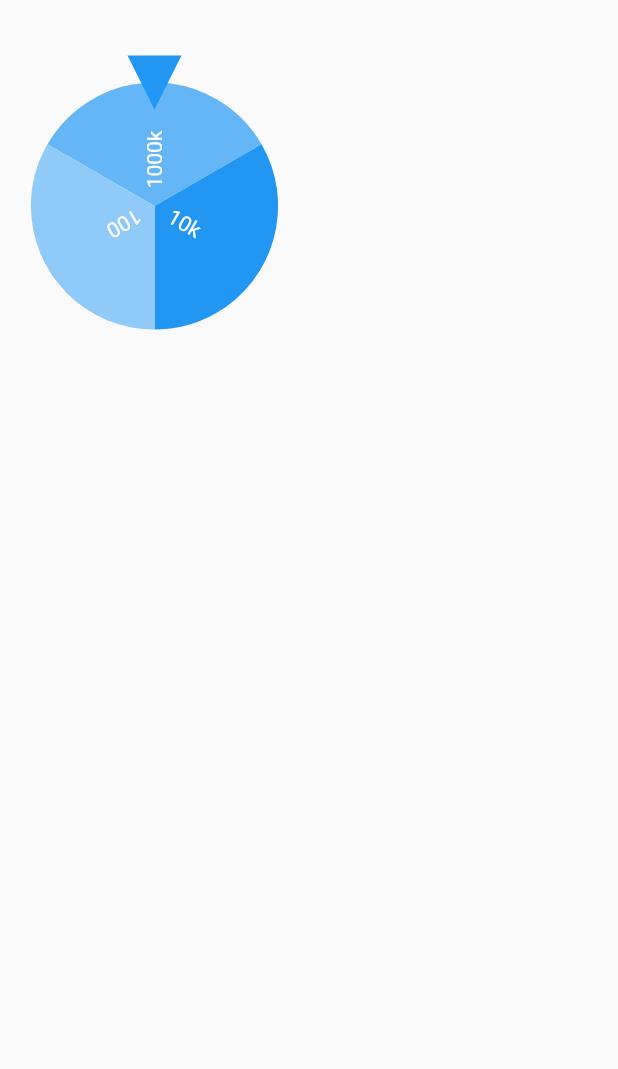
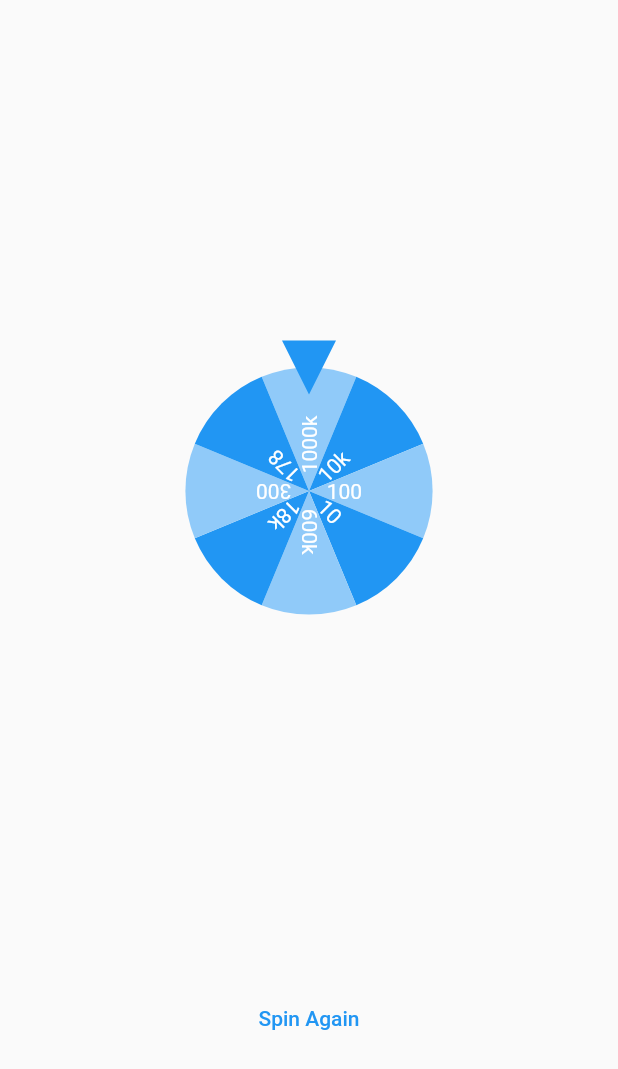
Before and after one commit to thetechgirlgita/Flutter_Alarm, a Flutter app: the spinWheel screen opened directly, on a phone screen of 412 x 824 dp. Shown: the top 1069 px of the screen. Run offline on Flutter 3.47's test engine with Material 2 defaults, Android fonts, the phone set to English and light mode, and no system bars; drawn by our look-alikes of flutter_fortune_wheel.

Commit message:
Adding spin agin

```diff
--- a/lib/spinWheel.dart
+++ b/lib/spinWheel.dart
@@ -1,5 +1,3 @@
-import 'dart:html';
-
 import 'package:flutter/material.dart';
 import 'package:flutter_fortune_wheel/flutter_fortune_wheel.dart';
 import 'wheelPage.dart';
@@ -12,18 +10,46 @@ class spinWheel extends StatefulWidget {
 }
 
 class _spinWheelState extends State<spinWheel> {
+  int selected = 0;
+
   @override
   Widget build(BuildContext context) {
     return Scaffold(
-      body: Container(
-        height: MediaQuery.of(context).size.height / 3,
-        width: MediaQuery.of(context).size.width / 2,
-        child: FortuneWheel(animateFirst: false, items: [
-          FortuneItem(child: Text("1000k")),
-          FortuneItem(child: Text("10k")),
-          FortuneItem(child: Text("100")),
-        ]),
-      ),
+      body: Center(
+          child: Column(
+              mainAxisAlignment: MainAxisAlignment.spaceEvenly,
+              children: [
+            Container(
+              height: MediaQuery.of(context).size.height / 2,
+              width: MediaQuery.of(context).size.width / 2,
+              child: FortuneWheel(
+                //  selected: selected,
+                animateFirst: true,
+                items: [
+                  FortuneItem(
+                    child: Text("1000k"),
+                  ),
+                  FortuneItem(child: Text("10k")),
+                  FortuneItem(child: Text("100")),
+                  FortuneItem(child: Text("10")),
+                  FortuneItem(child: Text("600k")),
+                  FortuneItem(child: Text("18k")),
+                  FortuneItem(child: Text("300")),
+                  FortuneItem(child: Text("178")),
+                ],
+              ),
+            ),
+            GestureDetector(
+                child: TextButton(
+                    child: Text('Spin Again'),
+                    onPressed: () {
+                      Navigator.push(
+                          context,
+                          MaterialPageRoute(
+                            builder: (context) => spinWheel(),
+                          ));
+                    }))
+          ])),
     );
   }
 }
```
